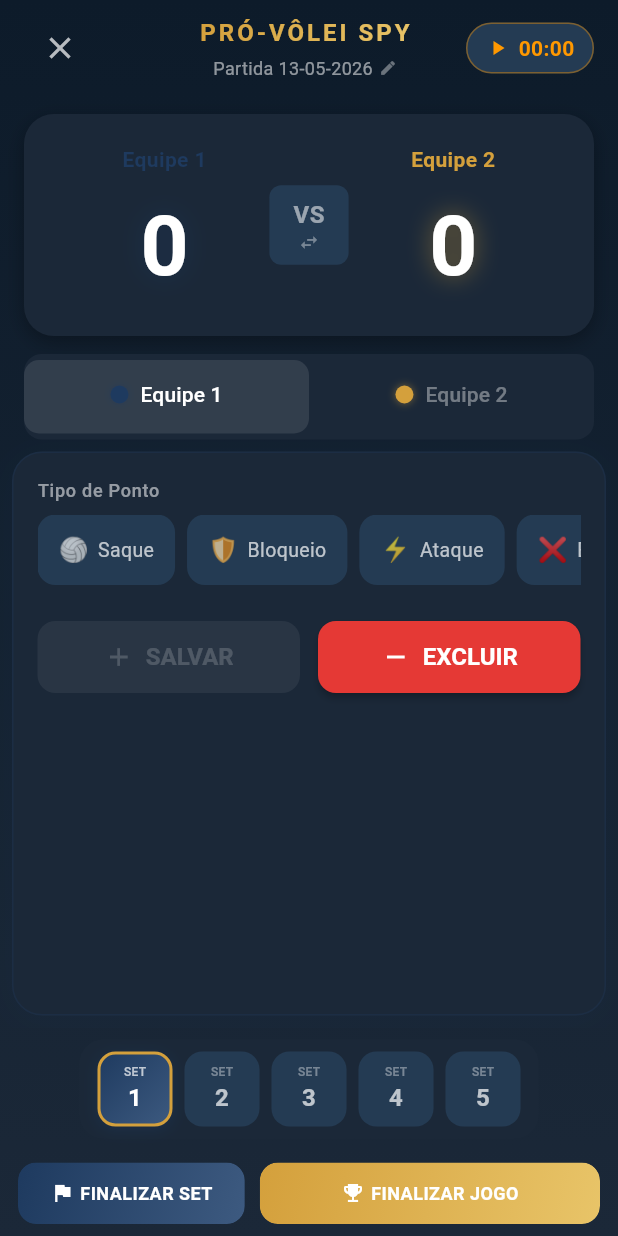
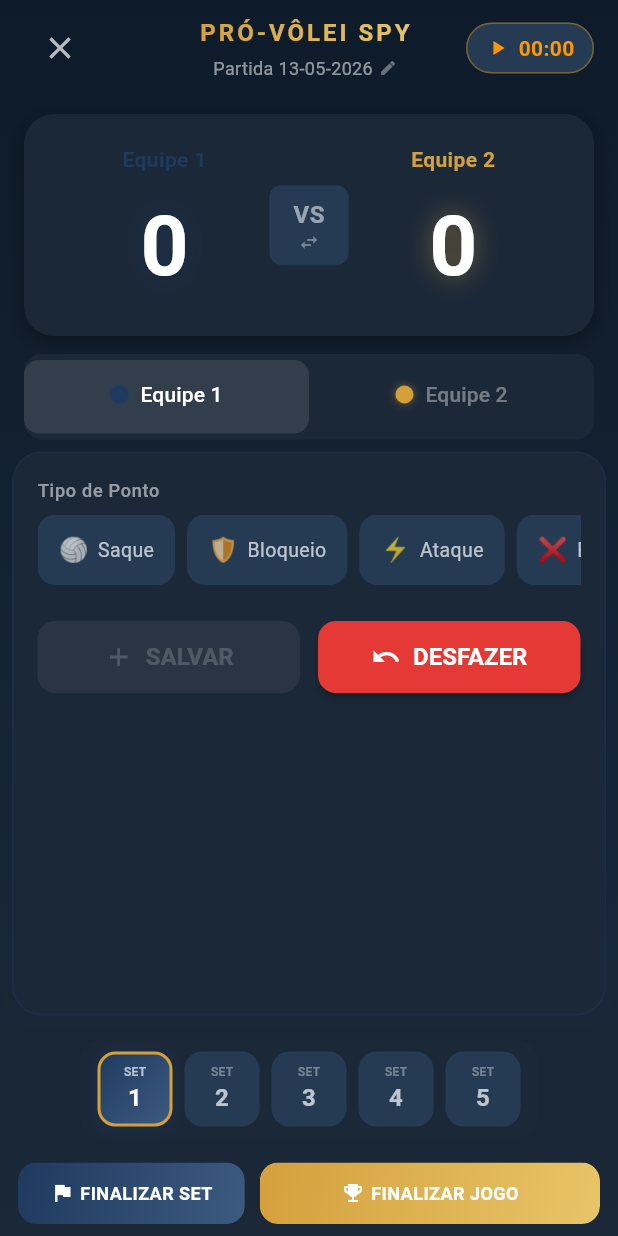
Before and after one commit to joao-zuanazzi/pro-volei-v2, a Flutter app: the MatchScreen screen opened directly, on a phone screen of 412 x 824 dp. Run offline on Flutter 3.47's test engine with Material 3 defaults, Android fonts, the phone set to English and light mode, and no system bars; our stand-ins replace fl_chart, hive, hive_flutter, open_file, pdf, share_plus and 1 more; accounts and stored records are empty.

Commit message:
refactor: Fase 5 - renomear EXCLUIR para DESFAZER no team_panel
Troca ícone `remove` por `undo` e label 'EXCLUIR' por 'DESFAZER' no
botão de remoção do último ponto registrado. O texto anterior sugeria
apagar jogador ou seleção; o novo deixa claro que a ação é reversível
e age sobre o último evento da partida.

Heurística de Nielsen aplicada: correspondência entre sistema e mundo
real — linguagem da ação real em vez de jargão técnico ambíguo.

Co-Authored-By: Claude Sonnet 4.6 <noreply@anthropic.com>

```diff
--- a/lib/widgets/team_panel.dart
+++ b/lib/widgets/team_panel.dart
@@ -313,8 +313,8 @@ class TeamPanel extends StatelessWidget {
         Expanded(
           child: ElevatedButton.icon(
             onPressed: onDelete,
-            icon: const Icon(Icons.remove, size: 20),
-            label: const Text('EXCLUIR'),
+            icon: const Icon(Icons.undo, size: 20),
+            label: const Text('DESFAZER'),
             style: ElevatedButton.styleFrom(
               backgroundColor: AppTheme.error,
               foregroundColor: Colors.white,
```
